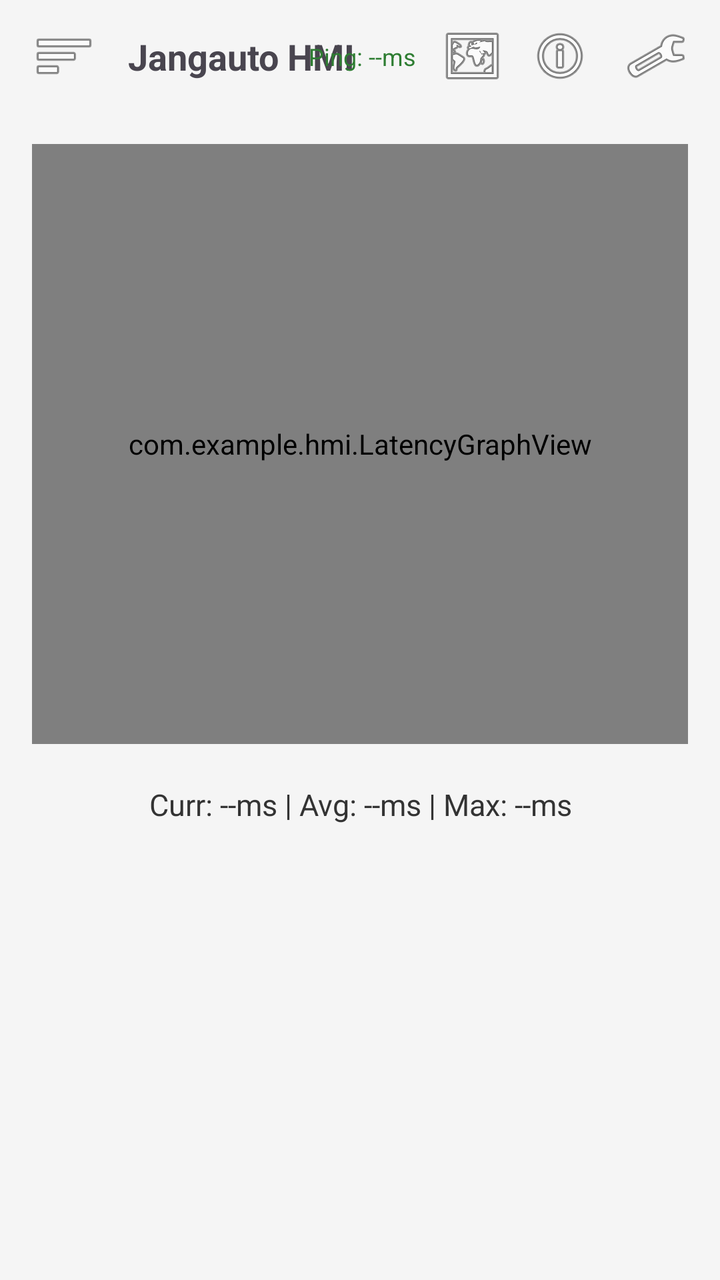
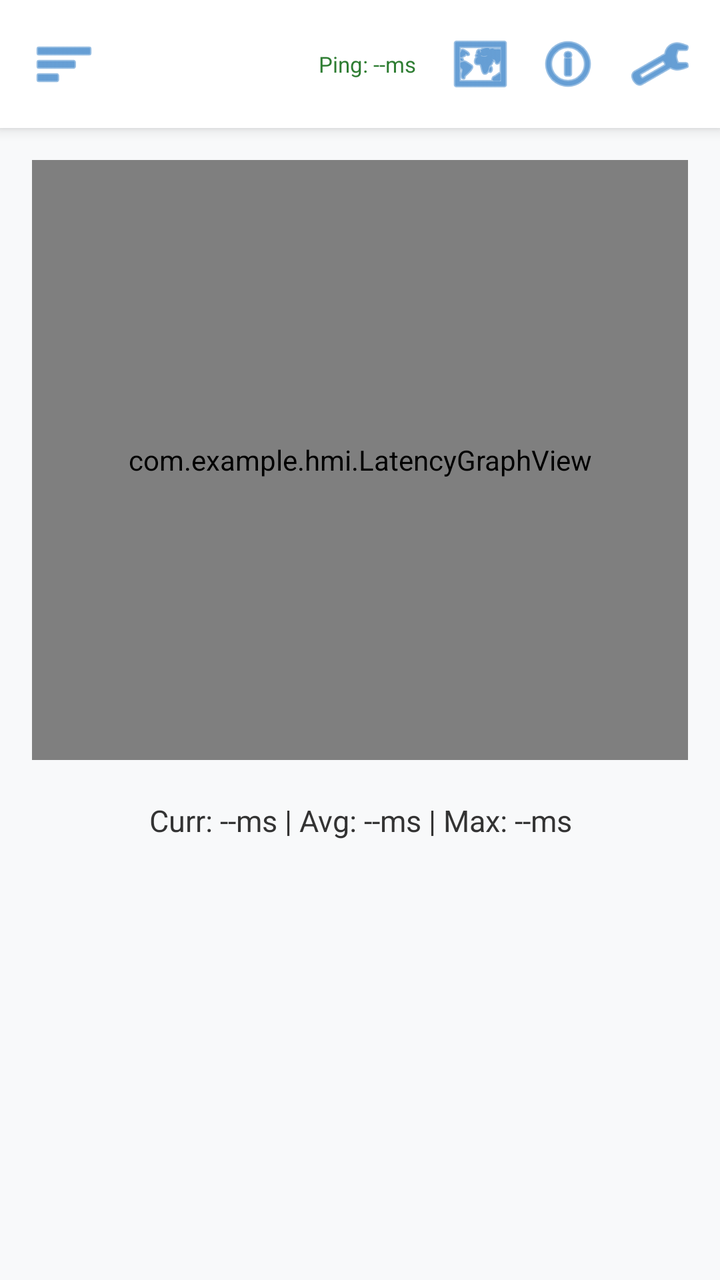

Before-and-after screenshots of an Android layout around one commit, followed by the original layout XML and the change that was made.
<!-- AndroidManifest.xml: application theme Theme.HMI -->
<!-- res/layout/fragment_graph.xml -->
<?xml version="1.0" encoding="utf-8"?>
<androidx.constraintlayout.widget.ConstraintLayout xmlns:android="http://schemas.android.com/apk/res/android"
    xmlns:app="http://schemas.android.com/apk/res-auto"
    android:layout_width="match_parent"
    android:layout_height="match_parent"
    android:background="#F5F5F5">

    <include
        android:id="@+id/topBar"
        layout="@layout/layout_top_bar"
        app:layout_constraintTop_toTopOf="parent" />

    <LinearLayout
        android:layout_width="match_parent"
        android:layout_height="0dp"
        android:orientation="vertical"
        android:padding="16dp"
        app:layout_constraintTop_toBottomOf="@id/topBar"
        app:layout_constraintBottom_toBottomOf="parent">

        <com.example.hmi.LatencyGraphView
            android:id="@+id/graphView"
            android:layout_width="match_parent"
            android:layout_height="300dp"
            android:background="#FFFFFF" />

        <TextView
            android:id="@+id/tvPingStatus"
            android:layout_width="match_parent"
            android:layout_height="wrap_content"
            android:text="Curr: --ms | Avg: --ms | Max: --ms"
            android:textSize="15sp"
            android:textColor="#333333"
            android:gravity="center"
            android:paddingTop="20dp" />

    </LinearLayout>

</androidx.constraintlayout.widget.ConstraintLayout>
<!-- res/layout/layout_top_bar.xml (included above) -->
<?xml version="1.0" encoding="utf-8"?>
<androidx.constraintlayout.widget.ConstraintLayout xmlns:android="http://schemas.android.com/apk/res/android"
    xmlns:app="http://schemas.android.com/apk/res-auto"
    android:layout_width="match_parent"
    android:layout_height="56dp"
    android:background="#F5F5F5">

    <ImageButton
        android:id="@+id/btnMenu"
        android:layout_width="48dp"
        android:layout_height="48dp"
        android:src="@android:drawable/ic_menu_sort_by_size"
        android:background="?attr/selectableItemBackgroundBorderless"
        android:layout_marginStart="8dp"
        app:layout_constraintTop_toTopOf="parent"
        app:layout_constraintBottom_toBottomOf="parent"
        app:layout_constraintStart_toStartOf="parent" />

    <TextView
        android:id="@+id/tvHeader"
        android:layout_width="wrap_content"
        android:layout_height="wrap_content"
        android:text="Jangauto HMI"
        android:textSize="18sp"
        android:textStyle="bold"
        app:layout_constraintTop_toTopOf="parent"
        app:layout_constraintBottom_toBottomOf="parent"
        app:layout_constraintStart_toEndOf="@id/btnMenu"
        android:layout_marginStart="8dp" />

    <TextView
        android:id="@+id/tvPing"
        android:layout_width="wrap_content"
        android:layout_height="wrap_content"
        android:text="Ping: --ms"
        android:textSize="12sp"
        android:textColor="#2E7D32"
        app:layout_constraintTop_toTopOf="parent"
        app:layout_constraintBottom_toBottomOf="parent"
        app:layout_constraintEnd_toStartOf="@id/btnFullMap"
        android:layout_marginEnd="8dp" />

    <ImageButton
        android:id="@+id/btnFullMap"
        android:layout_width="40dp"
        android:layout_height="40dp"
        android:src="@android:drawable/ic_menu_mapmode"
        android:background="?attr/selectableItemBackgroundBorderless"
        app:layout_constraintTop_toTopOf="parent"
        app:layout_constraintBottom_toBottomOf="parent"
        app:layout_constraintEnd_toStartOf="@id/btnLogs"
        android:layout_marginEnd="4dp" />

    <ImageButton
        android:id="@+id/btnLogs"
        android:layout_width="40dp"
        android:layout_height="40dp"
        android:src="@android:drawable/ic_menu_info_details"
        android:background="?attr/selectableItemBackgroundBorderless"
        app:layout_constraintTop_toTopOf="parent"
        app:layout_constraintBottom_toBottomOf="parent"
        app:layout_constraintEnd_toStartOf="@id/btnSettings"
        android:layout_marginEnd="4dp" />

    <ImageButton
        android:id="@+id/btnSettings"
        android:layout_width="48dp"
        android:layout_height="48dp"
        android:src="@android:drawable/ic_menu_manage"
        android:background="?attr/selectableItemBackgroundBorderless"
        android:layout_marginEnd="8dp"
        app:layout_constraintTop_toTopOf="parent"
        app:layout_constraintBottom_toBottomOf="parent"
        app:layout_constraintEnd_toEndOf="parent" />

</androidx.constraintlayout.widget.ConstraintLayout>
<!-- resources referenced by this layout -->
<resources>
  <style name="Theme.HMI" parent="Base.Theme.HMI" />
  <style name="Base.Theme.HMI" parent="Theme.Material3.DayNight.NoActionBar">
          
          
      </style>
</resources>

<!-- the commit's change to res/layout/fragment_graph.xml (unified diff, before → after) -->
@@ -3,7 +3,7 @@
     xmlns:app="http://schemas.android.com/apk/res-auto"
     android:layout_width="match_parent"
     android:layout_height="match_parent"
-    android:background="#F5F5F5">
+    android:background="@color/surface_background">
 
     <include
         android:id="@+id/topBar"
@@ -11,6 +11,7 @@
         app:layout_constraintTop_toTopOf="parent" />
 
     <LinearLayout
+        android:id="@+id/graphContainer"
         android:layout_width="match_parent"
         android:layout_height="0dp"
         android:orientation="vertical"
@@ -42,8 +43,10 @@
 <androidx.constraintlayout.widget.ConstraintLayout xmlns:android="http://schemas.android.com/apk/res/android"
     xmlns:app="http://schemas.android.com/apk/res-auto"
     android:layout_width="match_parent"
-    android:layout_height="56dp"
-    android:background="#F5F5F5">
+    android:layout_height="64dp"
+    android:background="@color/surface_card"
+    android:elevation="4dp"
+    android:paddingEnd="8dp">
 
     <ImageButton
         android:id="@+id/btnMenu"
@@ -51,34 +54,23 @@
         android:layout_height="48dp"
         android:src="@android:drawable/ic_menu_sort_by_size"
         android:background="?attr/selectableItemBackgroundBorderless"
+        app:tint="@color/uos_blue"
         android:layout_marginStart="8dp"
         app:layout_constraintTop_toTopOf="parent"
         app:layout_constraintBottom_toBottomOf="parent"
         app:layout_constraintStart_toStartOf="parent" />
 
     <TextView
-        android:id="@+id/tvHeader"
-        android:layout_width="wrap_content"
-        android:layout_height="wrap_content"
-        android:text="Jangauto HMI"
-        android:textSize="18sp"
-        android:textStyle="bold"
-        app:layout_constraintTop_toTopOf="parent"
-        app:layout_constraintBottom_toBottomOf="parent"
-        app:layout_constraintStart_toEndOf="@id/btnMenu"
-        android:layout_marginStart="8dp" />
-
-    <TextView
         android:id="@+id/tvPing"
         android:layout_width="wrap_content"
         android:layout_height="wrap_content"
         android:text="Ping: --ms"
-        android:textSize="12sp"
-        android:textColor="#2E7D32"
+        android:textSize="11sp"
+        android:textColor="@color/accent_green"
         app:layout_constraintTop_toTopOf="parent"
         app:layout_constraintBottom_toBottomOf="parent"
         app:layout_constraintEnd_toStartOf="@id/btnFullMap"
-        android:layout_marginEnd="8dp" />
+        android:layout_marginEnd="12dp" />
 
     <ImageButton
         android:id="@+id/btnFullMap"
@@ -86,6 +78,7 @@
         android:layout_height="40dp"
         android:src="@android:drawable/ic_menu_mapmode"
         android:background="?attr/selectableItemBackgroundBorderless"
+        app:tint="@color/uos_blue"
         app:layout_constraintTop_toTopOf="parent"
         app:layout_constraintBottom_toBottomOf="parent"
         app:layout_constraintEnd_toStartOf="@id/btnLogs"
@@ -97,6 +90,7 @@
         android:layout_height="40dp"
         android:src="@android:drawable/ic_menu_info_details"
         android:background="?attr/selectableItemBackgroundBorderless"
+        app:tint="@color/uos_blue"
         app:layout_constraintTop_toTopOf="parent"
         app:layout_constraintBottom_toBottomOf="parent"
         app:layout_constraintEnd_toStartOf="@id/btnSettings"
@@ -104,11 +98,11 @@
 
     <ImageButton
         android:id="@+id/btnSettings"
-        android:layout_width="48dp"
-        android:layout_height="48dp"
+        android:layout_width="44dp"
+        android:layout_height="44dp"
         android:src="@android:drawable/ic_menu_manage"
         android:background="?attr/selectableItemBackgroundBorderless"
-        android:layout_marginEnd="8dp"
+        app:tint="@color/uos_blue"
         app:layout_constraintTop_toTopOf="parent"
         app:layout_constraintBottom_toBottomOf="parent"
         app:layout_constraintEnd_toEndOf="parent" />
<!-- resource entries referenced after the edit -->
@@ -1,9 +1,32 @@
 <!-- resources referenced by this layout -->
 <resources>
+  <color name="accent_green">#2E7D32</color>
+  <color name="surface_background">#F8F9FA</color>
+  <color name="surface_card">#FFFFFF</color>
+  <color name="uos_blue">#005EB8</color>
   <style name="Theme.HMI" parent="Base.Theme.HMI" />
   <style name="Base.Theme.HMI" parent="Theme.Material3.DayNight.NoActionBar">
+          <item name="colorPrimary">@color/uos_blue</item>
+          <item name="colorOnPrimary">@color/white</item>
+          <item name="colorSecondary">@color/uos_blue_dark</item>
+          <item name="android:windowBackground">@color/surface_background</item>
+  
           
-          
+          <item name="android:statusBarColor">@android:color/transparent</item>
+          <item name="android:navigationBarColor">@android:color/transparent</item>
+          <item name="android:windowLightStatusBar" tools:targetApi="m">true</item>
+          <item name="android:windowLightNavigationBar" tools:targetApi="o">true</item>
+  
+          <item name="shapeAppearanceSmallComponent">@style/ShapeAppearance.HMI.Small</item>
+          <item name="shapeAppearanceMediumComponent">@style/ShapeAppearance.HMI.Medium</item>
+      </style>
+  <color name="white">#FFFFFFFF</color>
+  <color name="uos_blue_dark">#004094</color>
+  <style name="ShapeAppearance.HMI.Small" parent="ShapeAppearance.Material3.SmallComponent">
+          <item name="cornerSize">8dp</item>
+      </style>
+  <style name="ShapeAppearance.HMI.Medium" parent="ShapeAppearance.Material3.MediumComponent">
+          <item name="cornerSize">16dp</item>
       </style>
 </resources>
 
